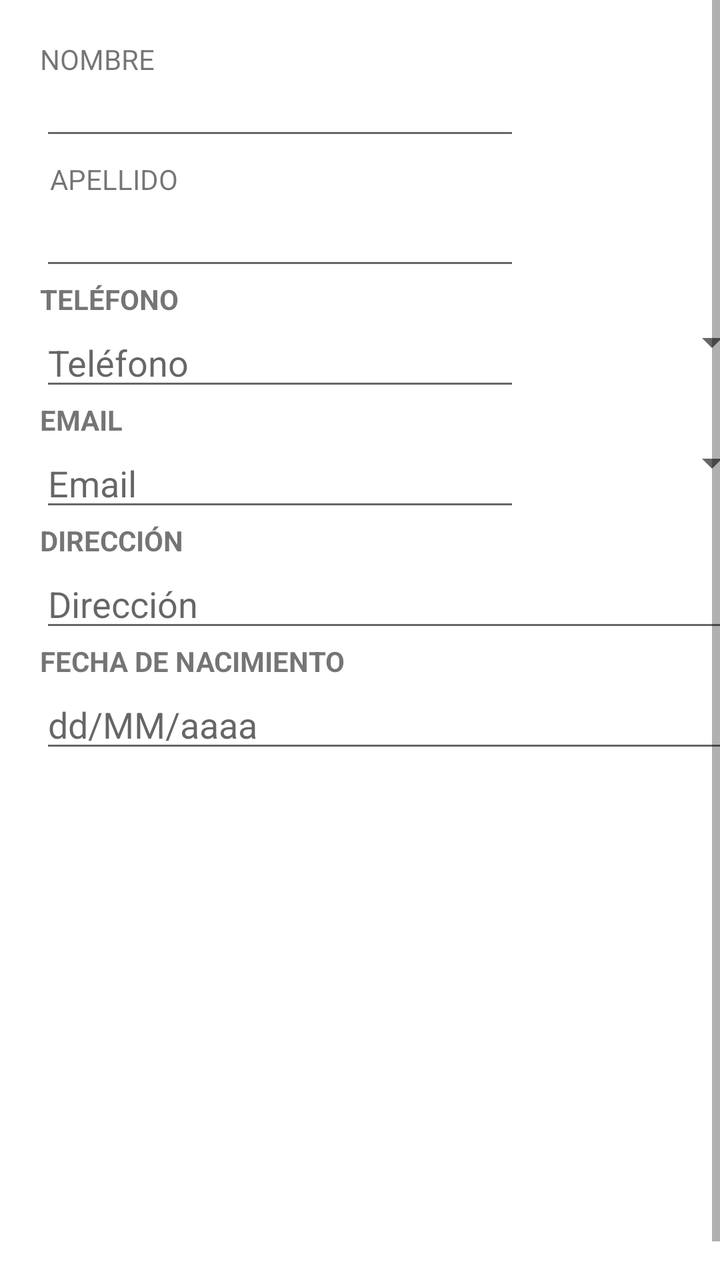
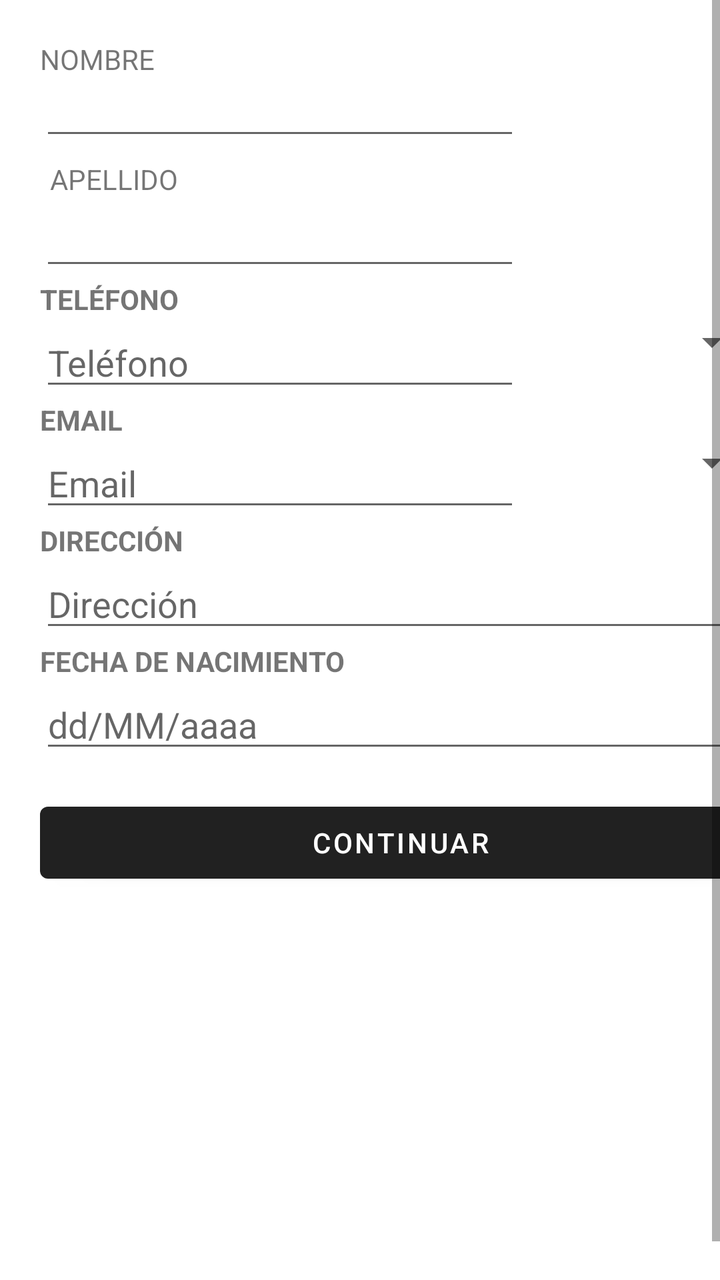

Screens rendered from an Android XML layout before and after an edit, with the pre-edit source and the edit as a unified diff.
<!-- AndroidManifest.xml: application theme Theme.MaterialComponents.DayNight.DarkActionBar -->
<!-- res/layout/activity_agregar_contacto.xml -->
<?xml version="1.0" encoding="utf-8"?>
<ScrollView xmlns:android="http://schemas.android.com/apk/res/android"
    xmlns:app="http://schemas.android.com/apk/res-auto"
    xmlns:tools="http://schemas.android.com/tools"
    android:id="@+id/main"
    android:layout_width="match_parent"
    android:layout_height="match_parent"
    android:fillViewport="true"
    tools:context=".AgregarContacto">

    <TableLayout
        android:layout_width="match_parent"
        android:layout_height="wrap_content"
        android:layout_margin="20dp"
        android:stretchColumns="0">


        <TableRow
            android:layout_width="match_parent"
            android:layout_height="match_parent">

            <TextView
                android:layout_width="wrap_content"
                android:layout_height="wrap_content"
                android:text="NOMBRE" />
        </TableRow>

        <TableRow
            android:layout_width="match_parent"
            android:layout_height="match_parent">

            <EditText
                android:id="@+id/editTextNombre"
                android:layout_width="match_parent"
                android:layout_height="wrap_content"
                android:ems="10"
                android:inputType="textPersonName|textCapWords"
                android:maxLength="40"
                android:textSize="14sp" />
        </TableRow>

        <TableRow
            android:layout_width="match_parent"
            android:layout_height="match_parent"
            android:layout_margin="5dp">

            <TextView
                android:layout_width="wrap_content"
                android:layout_height="wrap_content"
                android:text="APELLIDO" />

        </TableRow>

        <TableRow
            android:layout_width="match_parent"
            android:layout_height="match_parent">

            <EditText
                android:id="@+id/editTextApellido"
                android:layout_width="match_parent"
                android:layout_height="wrap_content"
                android:ems="10"
                android:inputType="textPersonName|textCapWords"
                android:maxLength="40"
                android:textSize="14sp" />
        </TableRow>

        <TableRow>

            <TextView
                android:layout_width="wrap_content"
                android:layout_height="wrap_content"
                android:text="TELÉFONO"
                android:textStyle="bold" />
        </TableRow>

        <TableRow>
        <EditText
            android:id="@+id/editTextTelefono"
            android:layout_width="0dp"
            android:layout_height="wrap_content"
            android:layout_weight="1"
            android:hint="Teléfono"
            android:inputType="phone" />
        <Spinner
            android:id="@+id/spinnerTelefono"
            android:layout_width="wrap_content"
            android:layout_height="wrap_content"
            android:minWidth="120dp"
            android:contentDescription="@string/desc_tipo_telefono" />

        </TableRow>
        <TableRow>

            <TextView
                android:layout_width="wrap_content"
                android:layout_height="wrap_content"
                android:text="EMAIL"
                android:textStyle="bold" />
        </TableRow>


    <TableRow>
        <EditText
            android:id="@+id/editTextEmail"
            android:layout_width="0dp"
            android:layout_height="wrap_content"
            android:layout_weight="1"
            android:hint="Email"
            android:inputType="textEmailAddress" />
        <Spinner
            android:id="@+id/spinnerEmail"
            android:layout_width="wrap_content"
            android:layout_height="wrap_content"
            android:minWidth="120dp"
            android:contentDescription="@string/desc_tipo_email" />

    </TableRow>

        <TableRow>

            <TextView
                android:layout_width="wrap_content"
                android:layout_height="wrap_content"
                android:text="DIRECCIÓN"
                android:textStyle="bold" />
        </TableRow>

        <TableRow>

            <EditText
                android:id="@+id/editTextDireccion"
                android:layout_width="0dp"
                android:layout_height="wrap_content"
                android:layout_weight="1"
                android:hint="Dirección"
                android:inputType="textPostalAddress" />
        </TableRow>

        <TableRow>

            <TextView
                android:layout_width="wrap_content"
                android:layout_height="wrap_content"
                android:text="FECHA DE NACIMIENTO"
                android:textStyle="bold" />
        </TableRow>

        <TableRow>

            <EditText
                android:id="@+id/editTextFechaNacimiento"
                android:layout_width="0dp"
                android:layout_height="wrap_content"
                android:layout_weight="1"
                android:hint="dd/MM/aaaa"
                android:inputType="date" />
        </TableRow>

    </TableLayout>
    </ScrollView>
<!-- resources referenced by this layout -->
<resources>
  <string name="desc_tipo_email">Tipo de email</string>
  <string name="desc_tipo_telefono">Tipo de teléfono</string>
</resources>

<!-- the commit's change to res/layout/activity_agregar_contacto.xml (unified diff, before → after) -->
@@ -157,5 +157,12 @@
                 android:inputType="date" />
         </TableRow>
 
+        <Button
+            android:id="@+id/buttonContinuar"
+            android:layout_width="match_parent"
+            android:layout_height="wrap_content"
+            android:layout_marginTop="16dp"
+            android:text="@string/continuar" />
+
     </TableLayout>
     </ScrollView>
<!-- resource entries referenced after the edit -->
@@ -1,5 +1,6 @@
 <!-- resources referenced by this layout -->
 <resources>
+  <string name="continuar">CONTINUAR</string>
   <string name="desc_tipo_email">Tipo de email</string>
   <string name="desc_tipo_telefono">Tipo de teléfono</string>
 </resources>
